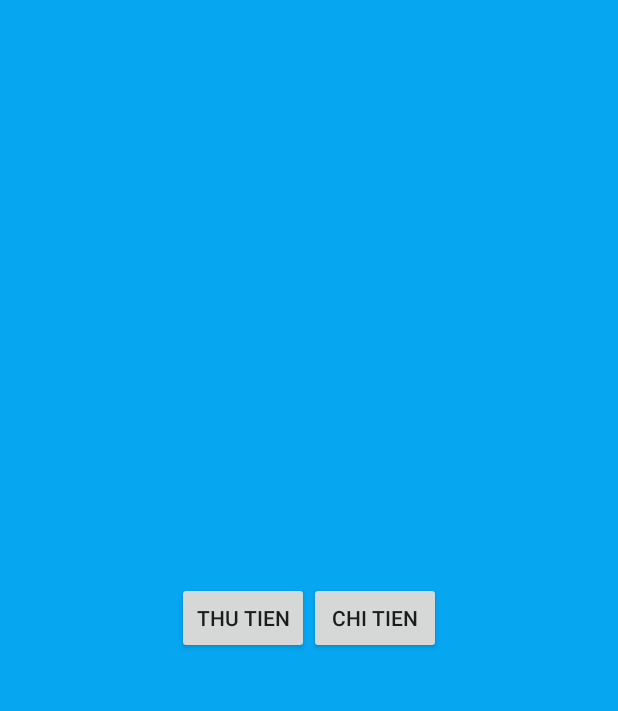
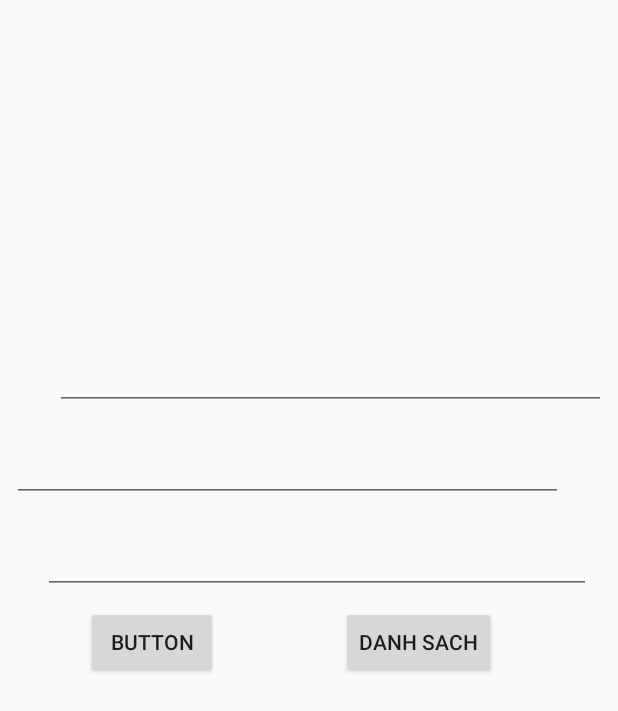
Before and after one commit to thangle1202/LoverMoneyPTIT, an Android app: the layout fragment_manage_money.xml on its own in the app's theme, with its tools: preview values and no code run, on a phone screen of 412 x 824 dp. Shown: the top 711 px of the screen. Run offline under Robolectric (Android 15) with nearby library versions, the light colour scheme and no system bars.

Commit message:
update fragment_manage_money

```diff
--- a/app/src/main/res/layout/fragment_manage_money.xml
+++ b/app/src/main/res/layout/fragment_manage_money.xml
@@ -1,25 +1,93 @@
 <?xml version="1.0" encoding="utf-8"?>
-<LinearLayout
+<android.support.constraint.ConstraintLayout
     xmlns:android="http://schemas.android.com/apk/res/android"
+    xmlns:app="http://schemas.android.com/apk/res-auto"
     xmlns:tools="http://schemas.android.com/tools"
     android:layout_width="match_parent"
     android:layout_height="match_parent"
     tools:context=".ManageMoneyFragment"
     android:orientation="horizontal"
-    android:background="@color/colorBlue"
     android:gravity="center">
 
     <!-- TODO: Update blank fragment layout -->
+    <android.support.v7.widget.RecyclerView
+        android:id="@+id/rcvDeal"
+        android:layout_width="361dp"
+        android:layout_height="196dp"
+        android:layout_marginEnd="8dp"
+        android:layout_marginStart="8dp"
+        android:layout_marginTop="8dp"
+        android:scrollbars="vertical"
+        app:layout_constraintEnd_toEndOf="parent"
+        app:layout_constraintStart_toStartOf="parent"
+        app:layout_constraintTop_toTopOf="parent" />
+
+    <EditText
+        android:id="@+id/edtWalletName"
+        android:layout_width="367dp"
+        android:layout_height="wrap_content"
+        android:layout_marginEnd="8dp"
+        android:layout_marginStart="8dp"
+        android:layout_marginTop="24dp"
+        android:ems="10"
+        android:inputType="textPersonName"
+        app:layout_constraintEnd_toEndOf="parent"
+        app:layout_constraintHorizontal_bias="1.0"
+        app:layout_constraintStart_toStartOf="parent"
+        app:layout_constraintTop_toBottomOf="@+id/rcvDeal" />
+
+    <EditText
+        android:id="@+id/edtWalletAmount"
+        android:layout_width="367dp"
+        android:layout_height="wrap_content"
+        android:layout_marginEnd="8dp"
+        android:layout_marginStart="8dp"
+        android:layout_marginTop="16dp"
+        android:ems="10"
+        android:inputType="textPersonName"
+        app:layout_constraintEnd_toEndOf="parent"
+        app:layout_constraintHorizontal_bias="0.0"
+        app:layout_constraintStart_toStartOf="parent"
+        app:layout_constraintTop_toBottomOf="@+id/edtWalletName" />
+
+    <EditText
+        android:id="@+id/edtWalletDesc"
+        android:layout_width="365dp"
+        android:layout_height="wrap_content"
+        android:layout_marginEnd="8dp"
+        android:layout_marginStart="8dp"
+        android:layout_marginTop="16dp"
+        android:ems="10"
+        android:inputType="textPersonName"
+        app:layout_constraintEnd_toEndOf="parent"
+        app:layout_constraintHorizontal_bias="0.666"
+        app:layout_constraintStart_toStartOf="parent"
+        app:layout_constraintTop_toBottomOf="@+id/edtWalletAmount" />
 
     <Button
-        android:id="@+id/btn_revenues"
+        android:id="@+id/btnAddWallet"
         android:layout_width="wrap_content"
         android:layout_height="wrap_content"
-        android:text="Thu tien"/>
+        android:layout_marginEnd="8dp"
+        android:layout_marginStart="8dp"
+        android:layout_marginTop="8dp"
+        android:text="Button"
+        app:layout_constraintEnd_toEndOf="parent"
+        app:layout_constraintHorizontal_bias="0.16"
+        app:layout_constraintStart_toStartOf="parent"
+        app:layout_constraintTop_toBottomOf="@+id/edtWalletDesc" />
+
     <Button
-        android:id="@+id/btn_expenses"
+        android:id="@+id/btnView"
         android:layout_width="wrap_content"
         android:layout_height="wrap_content"
-        android:text="Chi tien"/>
+        android:layout_marginEnd="8dp"
+        android:layout_marginStart="8dp"
+        android:layout_marginTop="8dp"
+        android:text="danh sach"
+        app:layout_constraintEnd_toEndOf="parent"
+        app:layout_constraintStart_toEndOf="@+id/btnAddWallet"
+        app:layout_constraintTop_toBottomOf="@+id/edtWalletDesc" />
 
-</LinearLayout>
+
+</android.support.constraint.ConstraintLayout>
```
